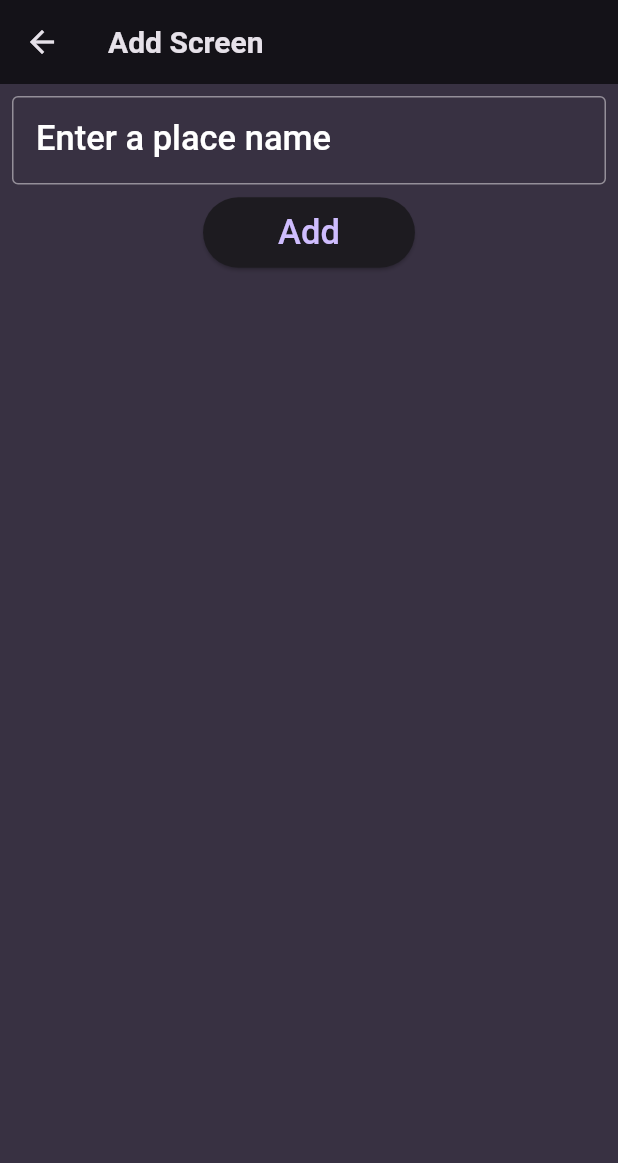
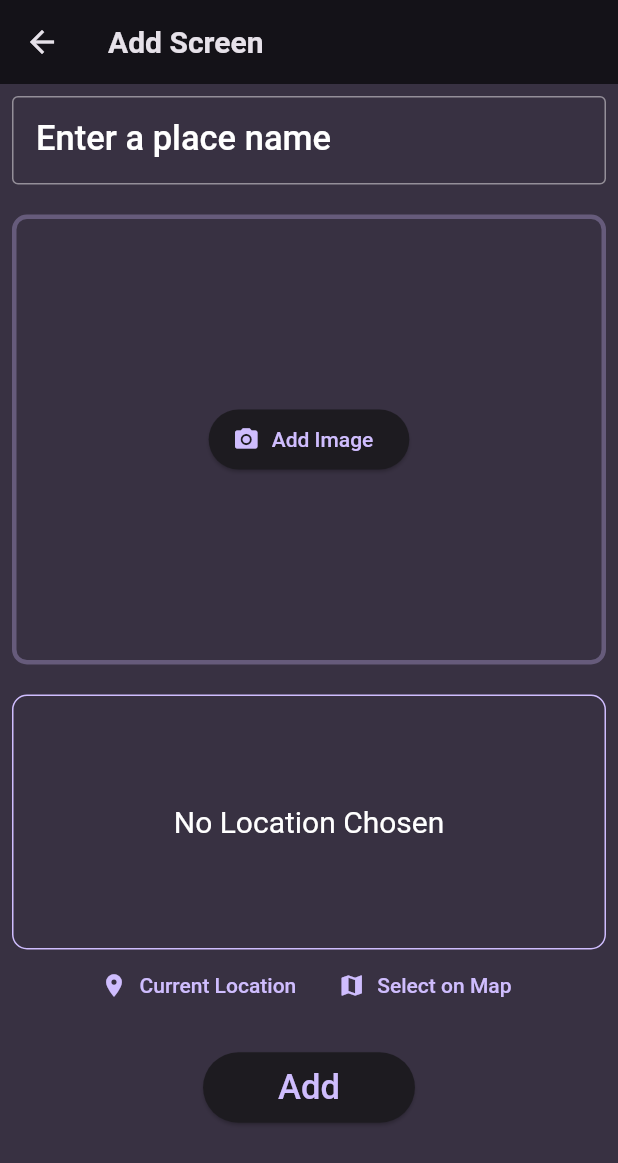
Before and after one commit to divyansh1583/Favourite-Places, a Flutter app: the AddScreen screen opened directly, on a phone screen of 412 x 824 dp. Shown: the top 1163 px of the screen. Run offline on Flutter 3.47's test engine with Material 2 defaults, Android fonts, the phone set to English and light mode, and no system bars; our stand-ins replace flutter_riverpod, google_fonts, image_picker, location, sqflite; accounts and stored records are empty.

```diff
--- a/lib/model/place_model.dart
+++ b/lib/model/place_model.dart
@@ -1,3 +1,5 @@
+// import 'dart:io';
+
 import 'package:uuid/uuid.dart';
 
 var uuid = const Uuid();
@@ -5,8 +7,10 @@ var uuid = const Uuid();
 class Place {
   final String id;
   final String name;
+  final String image;
 
   Place({
     required this.name,
+    required this.image,
   }) : id = uuid.v4();
 }
--- a/lib/screens/add_places.dart
+++ b/lib/screens/add_places.dart
@@ -1,7 +1,13 @@
+import 'dart:io';
+
 import 'package:favourite_places/model/place_model.dart';
 import 'package:favourite_places/providers/places_provider.dart';
+import 'package:favourite_places/widgets/image_input.dart';
+import 'package:favourite_places/widgets/location_input.dart';
 import 'package:flutter/material.dart';
 import 'package:flutter_riverpod/flutter_riverpod.dart';
+import 'package:path_provider/path_provider.dart' as syspaths;
+import 'package:path/path.dart' as path;
 
 class AddScreen extends ConsumerStatefulWidget {
   const AddScreen({super.key});
@@ -12,11 +18,18 @@ class AddScreen extends ConsumerStatefulWidget {
 
 class _AddScreenState extends ConsumerState<AddScreen> {
   final _nameController = TextEditingController();
-
+  File? capturedImage;
   @override
   void dispose() {
     _nameController.dispose();
     super.dispose();
+  }
+
+  void changeImage(File image) async{
+    final imagePath=await syspaths.getApplicationDocumentsDirectory();
+    final imageName=path.basename(image.path);
+    final savedImage=await image.copy('${imagePath.path}/$imageName');
+    capturedImage = savedImage;
   }
 
   @override
@@ -25,11 +38,11 @@ class _AddScreenState extends ConsumerState<AddScreen> {
       appBar: AppBar(
         title: const Text('Add Screen'),
       ),
-      body: Column(
+      body: SingleChildScrollView(
+        padding: const EdgeInsets.all(8.0),
+        child: Column(
           children: [
-          Padding(
-            padding: const EdgeInsets.all(8.0),
-            child: TextField(
+            TextField(
               controller: _nameController,
               style: const TextStyle(
                 fontSize: 23,
@@ -41,15 +54,27 @@ class _AddScreenState extends ConsumerState<AddScreen> {
                 labelStyle: TextStyle(color: Colors.white, fontSize: 23),
               ),
             ),
-          ),
-          const SizedBox(width: 20),
+            const SizedBox(height: 20),
+            ImageInput(changeImage: changeImage),
+            const SizedBox(height: 20),
+            const LocationInput(),
+            const SizedBox(height: 20),
             ElevatedButton(
               style: ElevatedButton.styleFrom(
-              padding: const EdgeInsets.symmetric(vertical: 10, horizontal: 50),
+                padding:
+                    const EdgeInsets.symmetric(vertical: 10, horizontal: 50),
               ),
               onPressed: () {
+                if (capturedImage == null || _nameController.text.isEmpty) {
+                  ScaffoldMessenger.of(context).showSnackBar(
+                    const SnackBar(
+                      content: Text('Please enter a place name and image'),
+                    ),
+                  );
+                  return;
+                }
                 ref.read(placesProvider.notifier).addPlace(
-                    Place(name: _nameController.text),
+                      Place(name: _nameController.text, image: capturedImage!.path),
                     );
                 Navigator.pop(context);
               },
@@ -60,6 +85,7 @@ class _AddScreenState extends ConsumerState<AddScreen> {
             ),
           ],
         ),
+      ),
     );
   }
 }
--- /dev/null
+++ b/lib/widgets/image_input.dart
@@ -0,0 +1,81 @@
+import 'dart:io';
+
+import 'package:flutter/material.dart';
+import 'package:image_picker/image_picker.dart';
+
+class ImageInput extends StatefulWidget {
+  const ImageInput({super.key, required this.changeImage});
+  final void Function(File image) changeImage;
+  @override
+  State<ImageInput> createState() => _ImageInputState();
+}
+
+class _ImageInputState extends State<ImageInput> {
+  var isImageCaptured = false;
+  File? capturedImage;
+  void captureImage() {
+    final imagePicker = ImagePicker();
+    imagePicker
+        .pickImage(source: ImageSource.camera, maxWidth: 600)
+        .then((image) {
+      if (image == null) {
+        return;
+      } else {
+        setState(() {
+          isImageCaptured = true;
+          capturedImage = File(image.path);
+        });
+        widget.changeImage(capturedImage!);
+      }
+    });
+  }
+
+  @override
+  Widget build(BuildContext context) {
+    return Container(
+      width: double.infinity,
+      height: 300,
+      decoration: BoxDecoration(
+        // color: const Color(0xff7c9,
+        borderRadius: BorderRadius.circular(10),
+        border: Border.all(
+          width: 3,
+          color: Theme.of(context).colorScheme.primary.withOpacity(0.3),
+        ),
+      ),
+      child: isImageCaptured
+          ? GestureDetector(
+              onTap: captureImage,
+              child: Stack(
+                fit: StackFit.expand,
+                //add image decoration https://api.flutter.dev/flutter/painting/BoxDecoration-class.html
+                children: [
+                  Image.file(
+                    capturedImage!,
+                    fit: BoxFit.cover,
+                  ),
+                  Container(
+                    color: Colors.black38,
+                    child: const Center(
+                      child: Text(
+                        "Tap to change image",
+                        style: TextStyle(
+                          fontSize: 20,
+                          color: Colors.white54,
+                        ),
+                      ),
+                    ),
+                  )
+                ],
+              ),
+            )
+          : Center(
+              child: ElevatedButton.icon(
+                label: const Text('Add Image'),
+                icon: const Icon(Icons.camera_alt),
+                onPressed: captureImage,
+              ),
+            ),
+    );
+  }
+}
--- /dev/null
+++ b/lib/widgets/location_input.dart
@@ -0,0 +1,83 @@
+import 'package:flutter/material.dart';
+import 'package:location/location.dart';
+
+class LocationInput extends StatefulWidget {
+  const LocationInput({super.key});
+
+  @override
+  State<LocationInput> createState() => _LocationInputState();
+}
+
+class _LocationInputState extends State<LocationInput> {
+  void getLocation() async {
+    Location location = Location();
+
+    bool serviceEnabled;
+    PermissionStatus permissionGranted;
+    LocationData locationData;
+
+    serviceEnabled = await location.serviceEnabled();
+    if (!serviceEnabled) {
+      serviceEnabled = await location.requestService();
+      if (!serviceEnabled) {
+        return;
+      }
+    }
+
+    permissionGranted = await location.hasPermission();
+    if (permissionGranted == PermissionStatus.denied) {
+      permissionGranted = await location.requestPermission();
+      if (permissionGranted != PermissionStatus.granted) {
+        return;
+      }
+    }
+
+    locationData = await location.getLocation();
+    print(locationData.latitude);
+    print(locationData.longitude);
+  }
+
+  @override
+  Widget build(BuildContext context) {
+    return Column(
+      children: [
+        Container(
+          height: 170,
+          width: double.infinity,
+          alignment: Alignment.center,
+          decoration: BoxDecoration(
+            border: Border.all(
+              width: 1,
+              color: Theme.of(context).colorScheme.primary,
+            ),
+            borderRadius: BorderRadius.circular(10),
+          ),
+          child: const Text(
+            'No Location Chosen',
+            textAlign: TextAlign.center,
+            style: TextStyle(
+              fontSize: 20,
+              color: Colors.white,
+            ),
+          ),
+        ),
+        Row(
+          mainAxisAlignment: MainAxisAlignment.center,
+          children: [
+            TextButton.icon(
+              // onPressed: () {},
+              onPressed: getLocation,
+              icon: const Icon(Icons.location_on),
+              label: const Text('Current Location'),
+            ),
+            TextButton.icon(
+              onPressed: () {},
+              icon: const Icon(Icons.map),
+              label: const Text('Select on Map'),
+            ),
+          ],
+        ),
+      ],
+    );
+  }
+}
--- a/pubspec.yaml
+++ b/pubspec.yaml
@@ -38,6 +38,11 @@ dependencies:
   google_fonts: ^6.1.0
   flutter_riverpod: ^2.4.9
   uuid: ^4.2.2
+  image_picker: ^1.0.7
+  location: ^5.0.3
+  path_provider: ^2.1.2
+  sqflite: ^2.3.2
+  path: ^1.8.3
 
 dev_dependencies:
   flutter_test:
```
Also changed, not shown: lib/providers/places_provider.dart (+35 -1 lines), lib/screens/home_screen.dart (+38 -5 lines), lib/screens/places_detail.dart (+31 -2 lines), pubspec.lock, 7 other files. Lines whose indentation alone changed are shown as unchanged.
